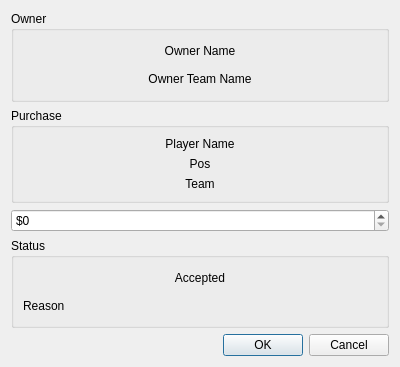
First picture: the form in view/ui/confirm_purchase.ui, repository robgura/auction-manager, before the edit.
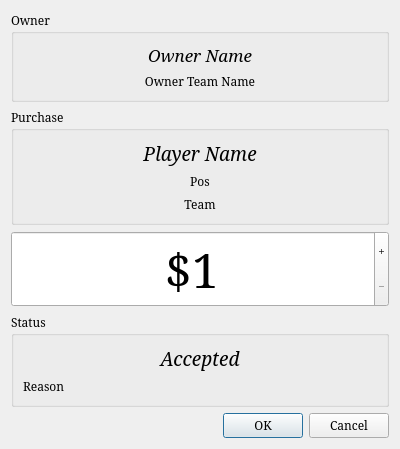
Second picture: the form after the edit.

```diff
--- a/view/ui/confirm_purchase.ui
+++ b/view/ui/confirm_purchase.ui
@@ -6,7 +6,7 @@
     <x>0</x>
     <y>0</y>
     <width>400</width>
-    <height>367</height>
+    <height>433</height>
    </rect>
   </property>
   <property name="windowTitle" >
@@ -15,12 +15,24 @@
   <layout class="QVBoxLayout" >
    <item>
     <widget class="QGroupBox" name="groupBox" >
+     <property name="font" >
+      <font>
+       <family>Serif</family>
+      </font>
+     </property>
      <property name="title" >
       <string>Owner</string>
      </property>
      <layout class="QVBoxLayout" >
       <item>
        <widget class="QLabel" name="ownerName" >
+        <property name="font" >
+         <font>
+          <family>Serif</family>
+          <pointsize>13</pointsize>
+          <italic>true</italic>
+         </font>
+        </property>
         <property name="text" >
          <string>Owner Name</string>
         </property>
@@ -31,6 +43,11 @@
       </item>
       <item>
        <widget class="QLabel" name="ownerTeam" >
+        <property name="font" >
+         <font>
+          <family>Serif</family>
+         </font>
+        </property>
         <property name="text" >
          <string>Owner Team Name</string>
         </property>
@@ -44,12 +61,24 @@
    </item>
    <item>
     <widget class="QGroupBox" name="groupBox_2" >
+     <property name="font" >
+      <font>
+       <family>Serif</family>
+      </font>
+     </property>
      <property name="title" >
       <string>Purchase</string>
      </property>
      <layout class="QVBoxLayout" >
       <item>
        <widget class="QLabel" name="playerName" >
+        <property name="font" >
+         <font>
+          <family>Serif</family>
+          <pointsize>14</pointsize>
+          <italic>true</italic>
+         </font>
+        </property>
         <property name="text" >
          <string>Player Name</string>
         </property>
@@ -60,6 +89,11 @@
       </item>
       <item>
        <widget class="QLabel" name="pos" >
+        <property name="font" >
+         <font>
+          <family>Serif</family>
+         </font>
+        </property>
         <property name="text" >
          <string>Pos</string>
         </property>
@@ -70,6 +104,11 @@
       </item>
       <item>
        <widget class="QLabel" name="playerTeam" >
+        <property name="font" >
+         <font>
+          <family>Serif</family>
+         </font>
+        </property>
         <property name="text" >
          <string>Team</string>
         </property>
@@ -83,9 +122,24 @@
    </item>
    <item>
     <widget class="QSpinBox" name="spinBox" >
+     <property name="font" >
+      <font>
+       <family>Serif</family>
+       <pointsize>36</pointsize>
+      </font>
+     </property>
+     <property name="alignment" >
+      <set>Qt::AlignCenter</set>
+     </property>
+     <property name="buttonSymbols" >
+      <enum>QAbstractSpinBox::PlusMinus</enum>
+     </property>
      <property name="prefix" >
       <string>$</string>
      </property>
+     <property name="minimum" >
+      <number>1</number>
+     </property>
      <property name="maximum" >
       <number>9999999</number>
      </property>
@@ -93,12 +147,24 @@
    </item>
    <item>
     <widget class="QGroupBox" name="groupBox_3" >
+     <property name="font" >
+      <font>
+       <family>Serif</family>
+      </font>
+     </property>
      <property name="title" >
       <string>Status</string>
      </property>
      <layout class="QVBoxLayout" >
       <item>
        <widget class="QLabel" name="status" >
+        <property name="font" >
+         <font>
+          <family>Serif</family>
+          <pointsize>14</pointsize>
+          <italic>true</italic>
+         </font>
+        </property>
         <property name="text" >
          <string>Accepted</string>
         </property>
@@ -109,6 +175,11 @@
       </item>
       <item>
        <widget class="QLabel" name="reason" >
+        <property name="font" >
+         <font>
+          <family>Serif</family>
+         </font>
+        </property>
         <property name="text" >
          <string>Reason</string>
         </property>
@@ -119,6 +190,11 @@
    </item>
    <item>
     <widget class="QDialogButtonBox" name="buttonBox" >
+     <property name="font" >
+      <font>
+       <family>Serif</family>
+      </font>
+     </property>
      <property name="orientation" >
       <enum>Qt::Horizontal</enum>
      </property>
```
